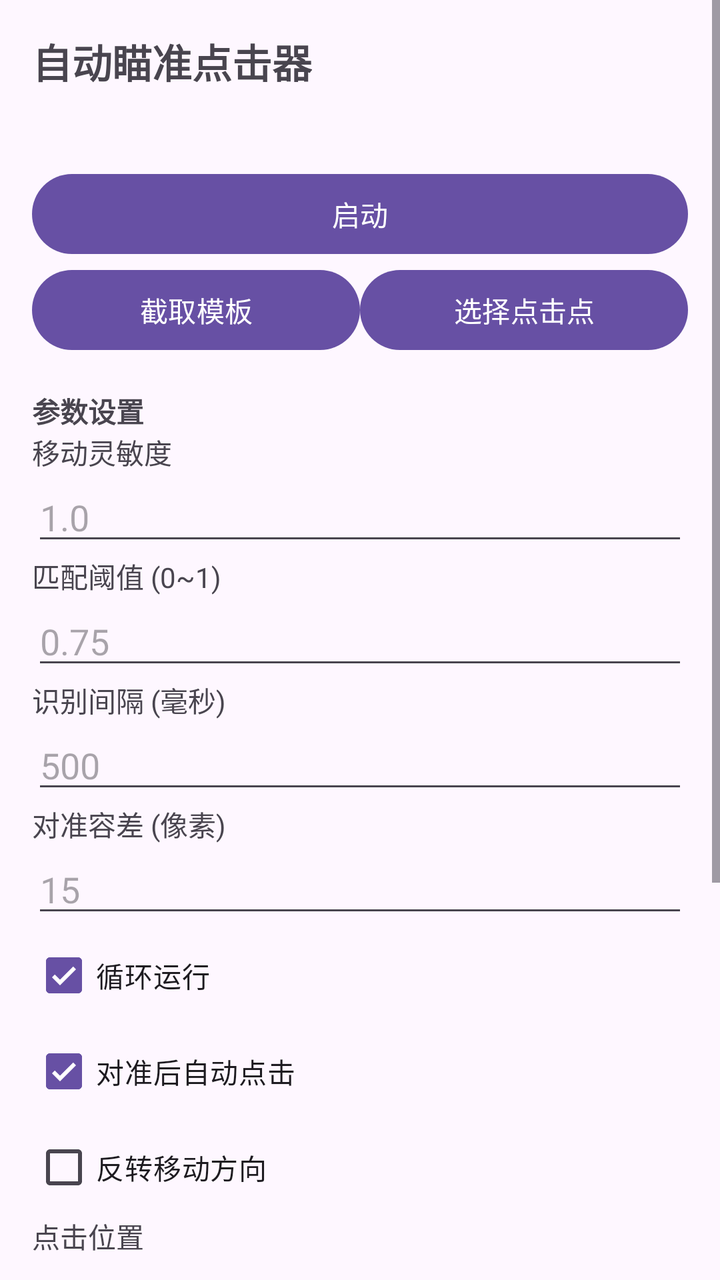
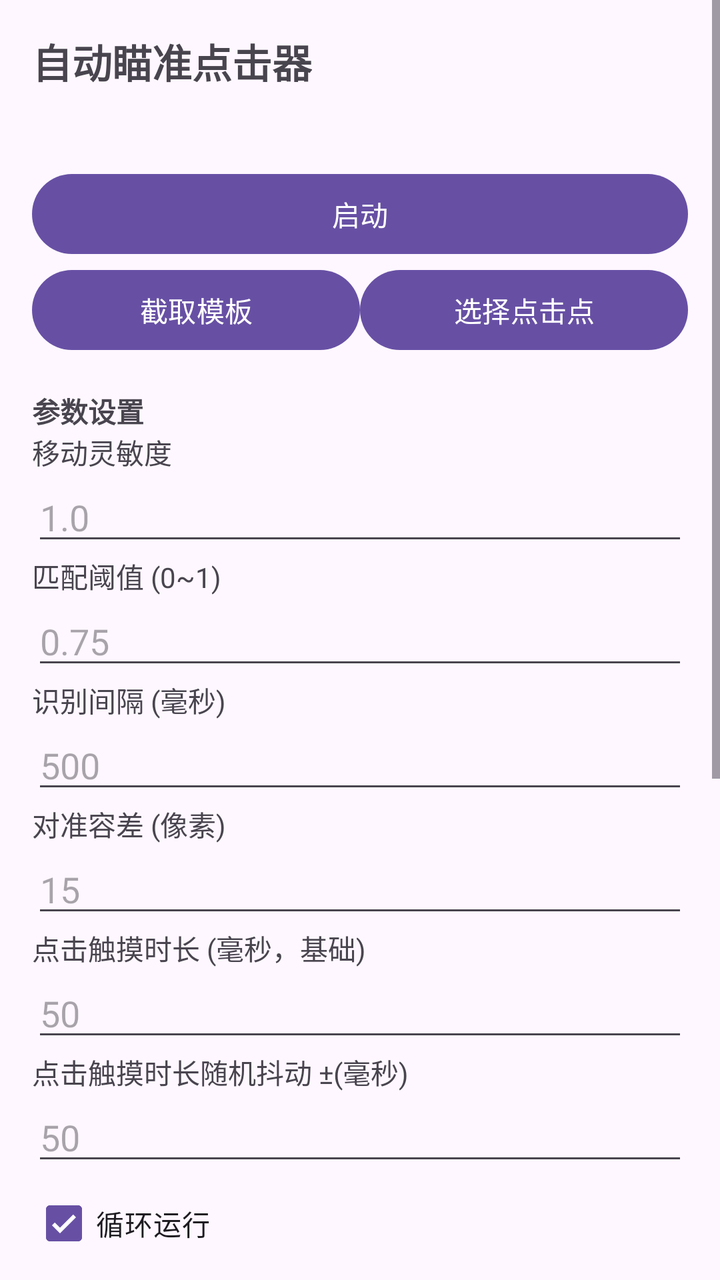

An Android layout rendered at two revisions. The XML below is the earlier revision; the diff shows what the commit changed to produce the second picture.
<!-- AndroidManifest.xml: application theme Theme.AutoAim -->
<!-- res/layout/activity_main.xml -->
<?xml version="1.0" encoding="utf-8"?>
<ScrollView xmlns:android="http://schemas.android.com/apk/res/android"
    android:layout_width="match_parent"
    android:layout_height="match_parent">

    <LinearLayout
        android:orientation="vertical"
        android:padding="16dp"
        android:layout_width="match_parent"
        android:layout_height="wrap_content">

        <TextView
            android:text="@string/app_name"
            android:textSize="20sp"
            android:textStyle="bold"
            android:layout_width="wrap_content"
            android:layout_height="wrap_content" />

        <TextView
            android:id="@+id/tvHint"
            android:textSize="13sp"
            android:layout_marginTop="8dp"
            android:layout_width="wrap_content"
            android:layout_height="wrap_content" />

        <Button
            android:id="@+id/btnStart"
            android:text="启动"
            android:layout_marginTop="12dp"
            android:layout_width="match_parent"
            android:layout_height="wrap_content" />

        <LinearLayout
            android:orientation="horizontal"
            android:layout_width="match_parent"
            android:layout_height="wrap_content">
            <Button
                android:id="@+id/btnCapture"
                android:text="截取模板"
                android:layout_weight="1"
                android:layout_width="0dp"
                android:layout_height="wrap_content" />
            <Button
                android:id="@+id/btnPick"
                android:text="选择点击点"
                android:layout_weight="1"
                android:layout_width="0dp"
                android:layout_height="wrap_content" />
        </LinearLayout>

        <TextView
            android:text="参数设置"
            android:textStyle="bold"
            android:layout_marginTop="16dp"
            android:layout_width="wrap_content"
            android:layout_height="wrap_content" />

        <TextView android:text="移动灵敏度" android:layout_width="wrap_content" android:layout_height="wrap_content" />
        <EditText
            android:id="@+id/etSensitivity"
            android:inputType="numberDecimal"
            android:hint="1.0"
            android:layout_width="match_parent"
            android:layout_height="wrap_content" />

        <TextView android:text="匹配阈值 (0~1)" android:layout_width="wrap_content" android:layout_height="wrap_content" />
        <EditText
            android:id="@+id/etThreshold"
            android:inputType="numberDecimal"
            android:hint="0.75"
            android:layout_width="match_parent"
            android:layout_height="wrap_content" />

        <TextView android:text="识别间隔 (毫秒)" android:layout_width="wrap_content" android:layout_height="wrap_content" />
        <EditText
            android:id="@+id/etInterval"
            android:inputType="number"
            android:hint="500"
            android:layout_width="match_parent"
            android:layout_height="wrap_content" />

        <TextView android:text="对准容差 (像素)" android:layout_width="wrap_content" android:layout_height="wrap_content" />
        <EditText
            android:id="@+id/etTolerance"
            android:inputType="number"
            android:hint="15"
            android:layout_width="match_parent"
            android:layout_height="wrap_content" />

        <CheckBox
            android:id="@+id/cbLoop"
            android:text="循环运行"
            android:checked="true"
            android:layout_width="wrap_content"
            android:layout_height="wrap_content" />
        <CheckBox
            android:id="@+id/cbClick"
            android:text="对准后自动点击"
            android:checked="true"
            android:layout_width="wrap_content"
            android:layout_height="wrap_content" />
        <CheckBox
            android:id="@+id/cbInvert"
            android:text="反转移动方向"
            android:checked="false"
            android:layout_width="wrap_content"
            android:layout_height="wrap_content" />

        <TextView android:text="点击位置" android:layout_width="wrap_content" android:layout_height="wrap_content" />
        <RadioGroup
            android:id="@+id/rgClickMode"
            android:orientation="horizontal"
            android:layout_width="wrap_content"
            android:layout_height="wrap_content">
            <RadioButton
                android:id="@+id/rbCenter"
                android:text="屏幕中心"
                android:checked="true" />
            <RadioButton
                android:id="@+id/rbPoint"
                android:text="自定义点(选点)" />
        </RadioGroup>

        <Button
            android:id="@+id/btnSave"
            android:text="保存设置"
            android:layout_marginTop="8dp"
            android:layout_width="match_parent"
            android:layout_height="wrap_content" />

        <TextView
            android:text="权限"
            android:textStyle="bold"
            android:layout_marginTop="16dp"
            android:layout_width="wrap_content"
            android:layout_height="wrap_content" />
        <Button
            android:id="@+id/btnAccessibility"
            android:text="开启无障碍服务"
            android:layout_width="match_parent"
            android:layout_height="wrap_content" />
        <Button
            android:id="@+id/btnOverlay"
            android:text="开启悬浮窗权限"
            android:layout_width="match_parent"
            android:layout_height="wrap_content" />

        <TextView
            android:text="流程：开启两项权限 → 启动 → 截取模板(框选目标) → 选点(可选) → 自动瞄准循环"
            android:textSize="12sp"
            android:layout_marginTop="12dp"
            android:layout_width="wrap_content"
            android:layout_height="wrap_content" />
    </LinearLayout>
</ScrollView>
<!-- resources referenced by this layout -->
<resources>
  <string name="app_name">自动瞄准点击器</string>
  <style name="Theme.AutoAim" parent="Theme.Material3.DayNight.NoActionBar">
          <item name="android:windowFullscreen">true</item>
      </style>
</resources>

<!-- the commit's change to res/layout/activity_main.xml (unified diff, before → after) -->
@@ -87,6 +87,22 @@
             android:layout_width="match_parent"
             android:layout_height="wrap_content" />
 
+        <TextView android:text="点击触摸时长 (毫秒，基础)" android:layout_width="wrap_content" android:layout_height="wrap_content" />
+        <EditText
+            android:id="@+id/etTapBase"
+            android:inputType="number"
+            android:hint="50"
+            android:layout_width="match_parent"
+            android:layout_height="wrap_content" />
+
+        <TextView android:text="点击触摸时长随机抖动 ±(毫秒)" android:layout_width="wrap_content" android:layout_height="wrap_content" />
+        <EditText
+            android:id="@+id/etTapJitter"
+            android:inputType="number"
+            android:hint="50"
+            android:layout_width="match_parent"
+            android:layout_height="wrap_content" />
+
         <CheckBox
             android:id="@+id/cbLoop"
             android:text="循环运行"
